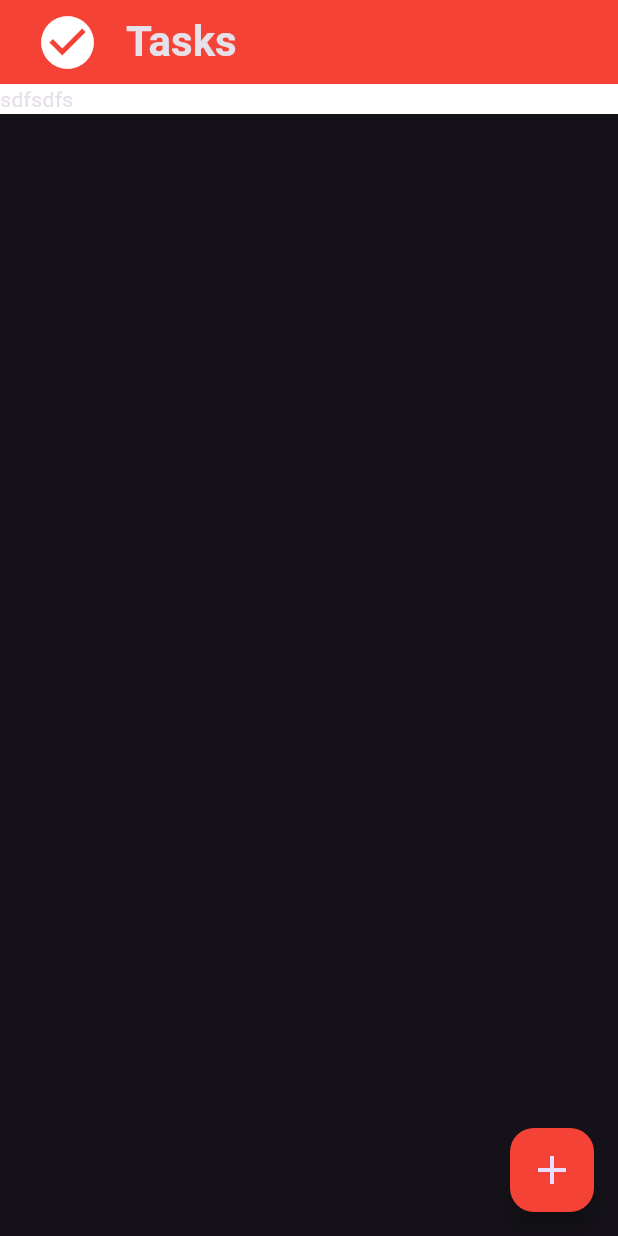
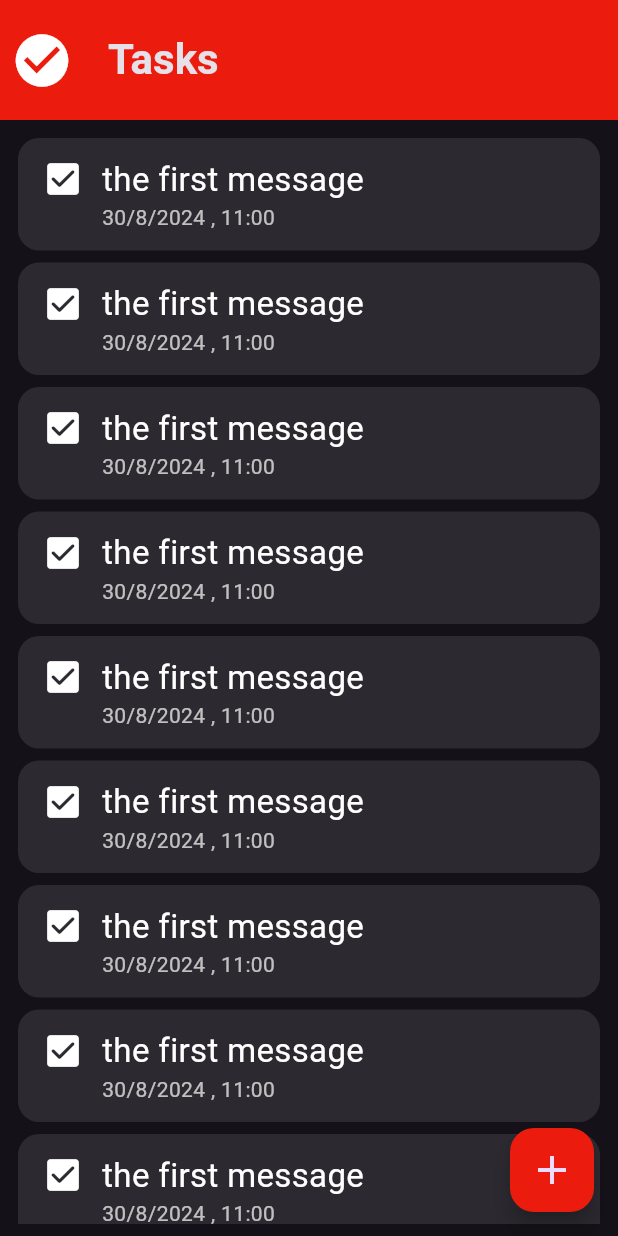
Before and after one commit to ahmedwael111/to-do-app, a Flutter app: the screen it shows after launch, on a phone screen of 412 x 824 dp. Run offline on Flutter 3.47's test engine with Material 3 defaults, Android fonts, the phone set to English and light mode, and no system bars.

Commit message:
create constans file

```diff
--- /dev/null
+++ b/lib/constants.dart
@@ -0,0 +1,3 @@
+import 'package:flutter/material.dart';
+
+const kColor = Color.fromARGB(255, 235, 28, 14);
--- a/lib/views/tasks_view.dart
+++ b/lib/views/tasks_view.dart
@@ -1,4 +1,5 @@
 import 'package:flutter/material.dart';
+import 'package:to_do_app/constants.dart';
 import 'package:to_do_app/widgets/app_bar.dart';
 import 'package:to_do_app/widgets/task_item.dart';
 
@@ -10,16 +11,24 @@ class TasksView extends StatelessWidget {
     return Scaffold(
         floatingActionButton: FloatingActionButton(
           onPressed: () {},
-        backgroundColor: Colors.red,
+          backgroundColor: kColor,
           child: const Icon(
             Icons.add,
             size: 32,
           ),
         ),
         appBar: appBarWidget(),
-      body: ListView(
-        children: const [TaskItem()],
-      ),
+        body: Padding(
+          padding: const EdgeInsets.symmetric(vertical: 8),
+          child: ListView.builder(
+              physics: const BouncingScrollPhysics(),
+              itemCount: 10,
+              itemBuilder: (context, index) {
+                return const Padding(
+                  padding: EdgeInsets.symmetric(horizontal: 12, vertical: 4),
+                  child: TaskItem(),
                 );
+              }),
+        ));
   }
 }
--- a/lib/widgets/app_bar.dart
+++ b/lib/widgets/app_bar.dart
@@ -1,26 +1,19 @@
 import 'package:flutter/material.dart';
+import 'package:to_do_app/constants.dart';
 
 AppBar appBarWidget() {
   return AppBar(
-      title: const Row(
-        children: [
-          SizedBox(
-            width: 8,
-          ),
-          Icon(
+    // shadowColor: Colors.white,
+    toolbarHeight: 80,
+    leading: const Icon(
       Icons.check_circle,
       color: Colors.white,
       size: 42,
     ),
-          SizedBox(
-            width: 18,
-          ),
-          Text(
+    title: const Text(
       'Tasks',
       style: TextStyle(fontWeight: FontWeight.bold, fontSize: 28),
     ),
-        ],
-      ),
-      backgroundColor: Colors.red,
+    backgroundColor: kColor,
   );
 }
--- a/lib/widgets/task_item.dart
+++ b/lib/widgets/task_item.dart
@@ -7,9 +7,38 @@ class TaskItem extends StatelessWidget {
   Widget build(BuildContext context) {
     return Container(
       decoration: BoxDecoration(
-          borderRadius: BorderRadius.circular(22), color: Colors.white),
-      color: Colors.white,
-      child: const Text('sdfsdfs'),
+          color: Colors.white.withOpacity(0.1),
+          borderRadius: BorderRadius.circular(14)),
+      child: Padding(
+        padding: const EdgeInsets.symmetric(horizontal: 16, vertical: 12),
+        child: Column(
+          crossAxisAlignment: CrossAxisAlignment.start,
+          children: [
+            const Row(
+              children: [
+                Icon(
+                  Icons.check_box_rounded,
+                  size: 28,
+                ),
+                SizedBox(
+                  width: 12,
+                ),
+                Text(
+                  'the first message ',
+                  style: TextStyle(color: Colors.white, fontSize: 22),
+                )
+              ],
+            ),
+            Padding(
+              padding: const EdgeInsets.only(left: 40),
+              child: Text(
+                '30/8/2024 , 11:00',
+                style: TextStyle(color: Colors.white.withOpacity(0.7)),
+              ),
+            )
+          ],
+        ),
+      ),
     );
   }
 }
```
Lines whose indentation alone changed are shown as unchanged.
